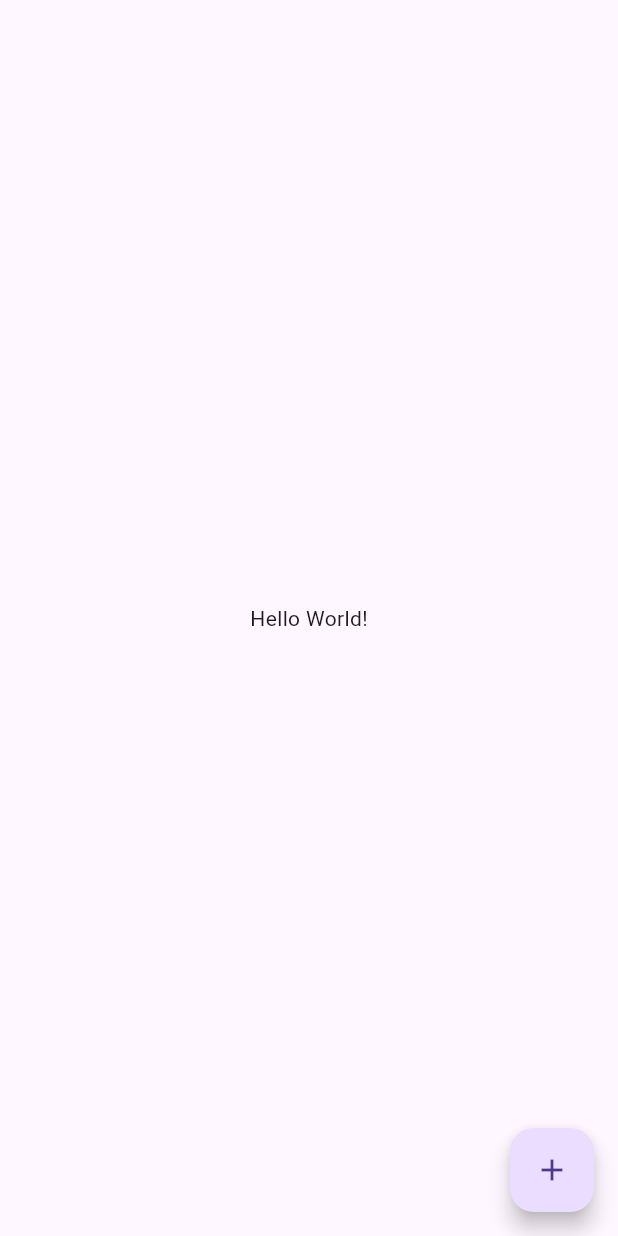
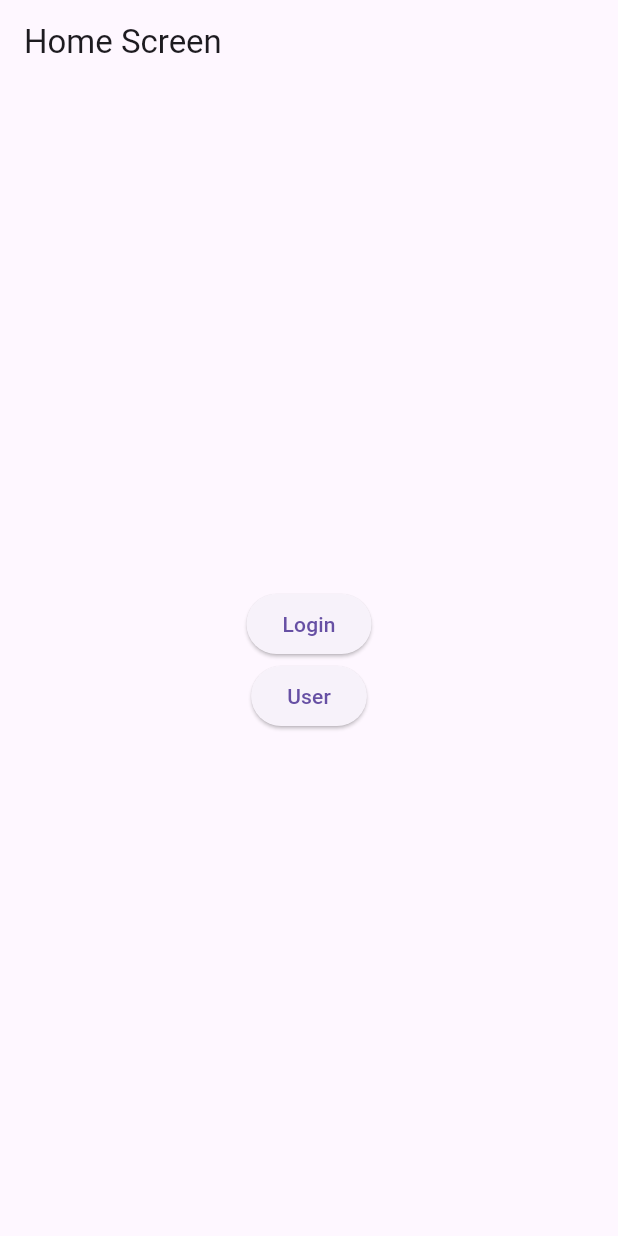
Before and after one commit to youksimgyu/riverpod_example, a Flutter app: the screen it shows after launch, on a phone screen of 412 x 824 dp. Run offline on Flutter 3.47's test engine with Material 3 defaults, Android fonts, the phone set to English and light mode, and no system bars; our stand-ins replace chopper, dio, flutter_riverpod, freezed_annotation, go_router, riverpod_annotation; generated files the repository leaves out were written again.

```diff
--- a/lib/main.dart
+++ b/lib/main.dart
@@ -1,51 +1,102 @@
-import 'dart:convert';
-
 import 'package:flutter/material.dart';
-import 'package:http/http.dart' as http;
-import 'package:riverpod_example/model/freezed_user_model.dart';
-
-String jsonUrl = 'https://jsonplaceholder.typicode.com/users';
+import 'package:go_router/go_router.dart';
 
 void main() async {
   runApp(
-    const MainApp(),
+    MainApp(),
   );
 }
 
 class MainApp extends StatelessWidget {
-  const MainApp({super.key});
+  MainApp({super.key});
+
+  final _router = GoRouter(
+    routes: [
+      GoRoute(
+        path: '/',
+        builder: (context, state) => const HomeScreen(),
+        routes: [
+          GoRoute(
+            path: 'user',
+            builder: (context, state) => const UserScreen(),
+          ),
+        ],
+      ),
+      GoRoute(
+        path: '/login',
+        builder: (context, state) => const LoginScreen(),
+      ),
+    ],
+  );
 
   @override
   Widget build(BuildContext context) {
-    return const MaterialApp(
-      home: Home(),
+    return MaterialApp.router(
+      routerConfig: _router,
     );
   }
 }
 
-class Home extends StatelessWidget {
-  const Home({super.key});
+class HomeScreen extends StatelessWidget {
+  const HomeScreen({super.key});
 
   @override
   Widget build(BuildContext context) {
     return Scaffold(
-      body: const Center(
-        child: Text('Hello World!'),
+      appBar: AppBar(
+        title: const Text('Home Screen'),
       ),
-      floatingActionButton: FloatingActionButton(
-        onPressed: () async {
-          final response = await http.get(Uri.parse(jsonUrl));
-          if (response.statusCode == 200) {
-            List<dynamic> users = jsonDecode(response.body);
-            for (var element in users) {
-              final jsonData = element as Map<String, dynamic>;
-              final user = FreezedUserModel.fromJson(jsonData);
-              print(user.toString());
-            }
-          }
-        },
-        child: const Icon(Icons.add),
+      body: Center(
+        child: Column(
+          mainAxisAlignment: MainAxisAlignment.center,
+          children: [
+            ElevatedButton(
+              onPressed: () {
+                context.push('/login');
+              },
+              child: const Text('Login'),
+            ),
+            ElevatedButton(
+              onPressed: () {
+                context.push('/user');
+              },
+              child: const Text('User'),
+            ),
+          ],
+        ),
       ),
     );
   }
 }
+
+class LoginScreen extends StatelessWidget {
+  const LoginScreen({super.key});
+
+  @override
+  Widget build(BuildContext context) {
+    return Scaffold(
+      appBar: AppBar(
+        title: const Text('Login Screen'),
+      ),
+      body: const Center(
+        child: Text('Login Screen'),
+      ),
+    );
+  }
+}
+
+class UserScreen extends StatelessWidget {
+  const UserScreen({super.key});
+
+  @override
+  Widget build(BuildContext context) {
+    return Scaffold(
+      appBar: AppBar(
+        title: const Text('User Screen'),
+      ),
+      body: const Center(
+        child: Text('User Screen'),
+      ),
+    );
+  }
+}
--- a/pubspec.yaml
+++ b/pubspec.yaml
@@ -17,6 +17,7 @@ dependencies:
   shared_preferences: ^2.2.3
   json_annotation: ^4.9.0
   freezed_annotation: ^2.4.2
+  go_router: ^14.2.0
 
 dev_dependencies:
   flutter_test:
```
Also changed, not shown: pubspec.lock.
